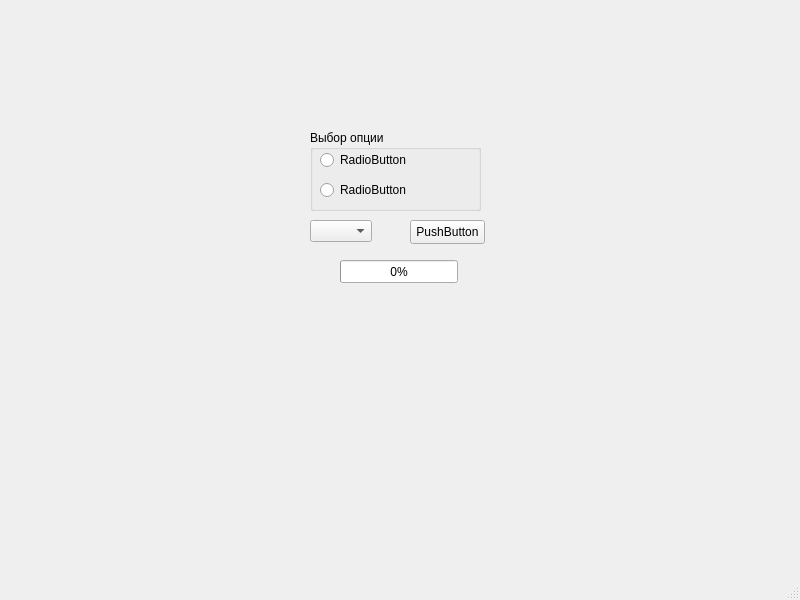
The window that widgetsQT/MyQtApp/mainwindow.ui (Charli7cat/origin) describes before a commit, drawn with Qt 5.
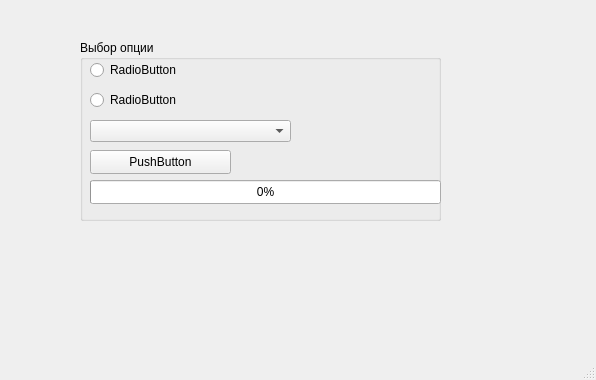
The same window after the commit.

Commit message: QTВиджеты 1

What changed in the file:
```diff
--- a/widgetsQT/MyQtApp/mainwindow.ui
+++ b/widgetsQT/MyQtApp/mainwindow.ui
@@ -6,34 +6,21 @@
    <rect>
     <x>0</x>
     <y>0</y>
-    <width>800</width>
-    <height>600</height>
+    <width>596</width>
+    <height>380</height>
    </rect>
   </property>
   <property name="windowTitle">
    <string>MainWindow</string>
   </property>
   <widget class="QWidget" name="centralwidget">
-   <widget class="QPushButton" name="pushButton">
-    <property name="geometry">
-     <rect>
-      <x>410</x>
-      <y>220</y>
-      <width>75</width>
-      <height>24</height>
-     </rect>
-    </property>
-    <property name="text">
-     <string>PushButton</string>
-    </property>
-   </widget>
    <widget class="QGroupBox" name="groupBox">
     <property name="geometry">
      <rect>
-      <x>310</x>
-      <y>130</y>
-      <width>171</width>
-      <height>81</height>
+      <x>80</x>
+      <y>40</y>
+      <width>361</width>
+      <height>181</height>
      </rect>
     </property>
     <property name="title">
@@ -65,24 +52,36 @@
       <string>RadioButton</string>
      </property>
     </widget>
-   </widget>
    <widget class="QComboBox" name="comboBox">
     <property name="geometry">
      <rect>
-      <x>310</x>
-      <y>220</y>
-      <width>62</width>
+       <x>10</x>
+       <y>80</y>
+       <width>201</width>
       <height>22</height>
      </rect>
     </property>
    </widget>
+    <widget class="QPushButton" name="pushButton">
+     <property name="geometry">
+      <rect>
+       <x>10</x>
+       <y>110</y>
+       <width>141</width>
+       <height>24</height>
+      </rect>
+     </property>
+     <property name="text">
+      <string>PushButton</string>
+     </property>
+    </widget>
    <widget class="QProgressBar" name="progressBar">
     <property name="geometry">
      <rect>
-      <x>340</x>
-      <y>260</y>
-      <width>118</width>
-      <height>23</height>
+       <x>10</x>
+       <y>140</y>
+       <width>351</width>
+       <height>24</height>
      </rect>
     </property>
     <property name="value">
@@ -90,12 +89,13 @@
     </property>
    </widget>
   </widget>
+  </widget>
   <widget class="QMenuBar" name="menubar">
    <property name="geometry">
     <rect>
      <x>0</x>
      <y>0</y>
-     <width>800</width>
+     <width>596</width>
      <height>22</height>
     </rect>
    </property>
```
Lines whose indentation alone changed are shown as unchanged.
